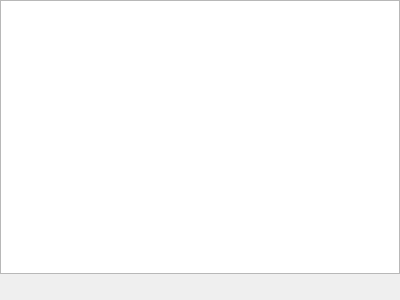
The window that src/registerwidget.ui (mortbopet/Ripes) describes before a commit, drawn with Qt 5.
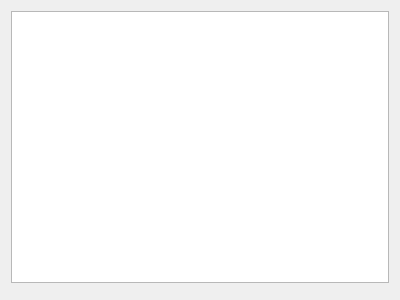
The same window after the commit. Custom widgets are drawn as their Qt base class.

Diff of the .ui file:
```diff
--- a/src/registerwidget.ui
+++ b/src/registerwidget.ui
@@ -14,42 +14,13 @@
    <string>Form</string>
   </property>
   <layout class="QGridLayout" name="gridLayout">
-   <property name="leftMargin">
-    <number>0</number>
-   </property>
-   <property name="topMargin">
-    <number>0</number>
-   </property>
-   <property name="rightMargin">
-    <number>0</number>
-   </property>
-   <property name="bottomMargin">
-    <number>0</number>
-   </property>
    <item row="0" column="0">
     <layout class="QVBoxLayout" name="verticalLayout">
      <item>
       <widget class="QTableView" name="registerView"/>
      </item>
      <item>
-      <layout class="QHBoxLayout" name="horizontalLayout">
-       <item>
-        <widget class="RadixSelectorWidget" name="radixSelector" native="true"/>
-       </item>
-       <item>
-        <spacer name="horizontalSpacer">
-         <property name="orientation">
-          <enum>Qt::Horizontal</enum>
-         </property>
-         <property name="sizeHint" stdset="0">
-          <size>
-           <width>40</width>
-           <height>20</height>
-          </size>
-         </property>
-        </spacer>
-       </item>
-      </layout>
+      <widget class="RadixSelectorWidget" name="radixSelector" native="true"/>
      </item>
     </layout>
    </item>
```
